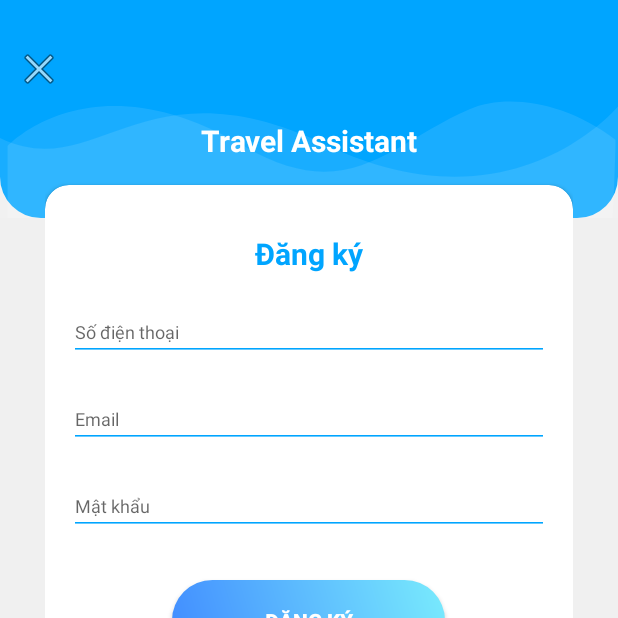
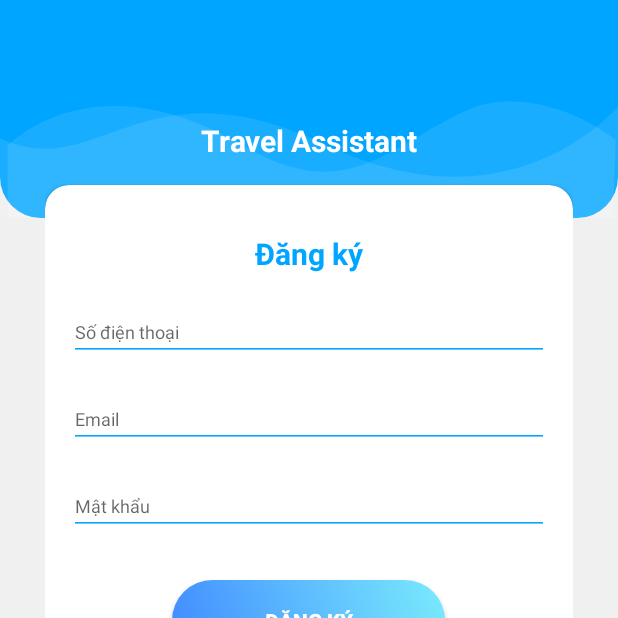
Before and after one commit to shivaluma/Travel-Assistant-Android-App-Kotlin, an Android app: the RegisterActivity screen opened directly, with no data from a screen before it, on a phone screen of 412 x 824 dp, the top half of it. Run offline under Robolectric (Android 15) with nearby library versions, the phone set to English and light mode, and no system bars.

Commit message:
! edit activity and login layout

```diff
--- a/app/src/main/res/layout/activity_register.xml
+++ b/app/src/main/res/layout/activity_register.xml
@@ -52,14 +52,7 @@
                     layout="@layout/layout_register"/>
 
             </LinearLayout>
-            <ImageView
-                android:layout_width="wrap_content"
-                android:layout_height="wrap_content"
-                android:layout_alignParentLeft="true"
-                android:layout_alignParentTop="true"
-                android:layout_marginTop="30dp"
-                android:layout_marginLeft="10dp"
-                android:src="@android:drawable/ic_menu_close_clear_cancel" />
+
         </RelativeLayout>
 
     </ScrollView>
```
Also changed, not shown: app/src/main/res/layout/activity_login.xml (+6 -4 lines).
